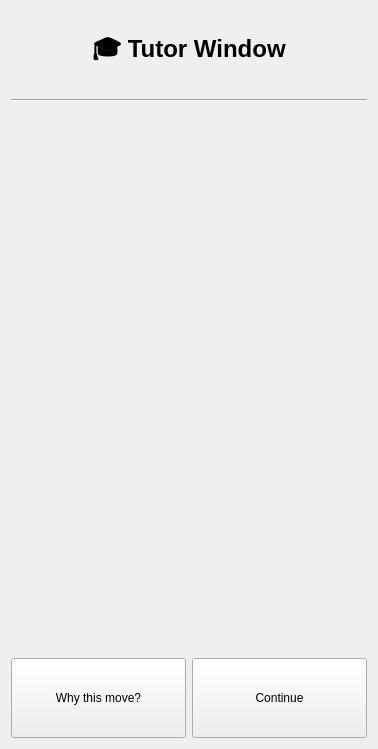
First picture: the form in view/ui/tutor_menu.ui, repository AlexShem247/a-catan-tutor, before the edit.
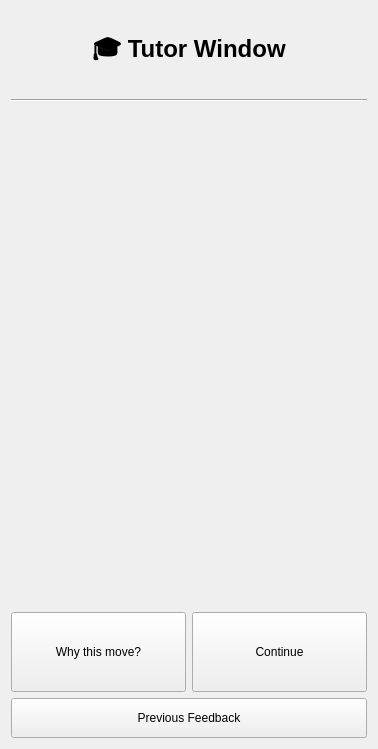
Second picture: the form after the edit.

Commit message: Added tutor feedback history with snapshot replay

What changed in the file:
```diff
--- a/view/ui/tutor_menu.ui
+++ b/view/ui/tutor_menu.ui
@@ -157,6 +157,8 @@
       </widget>
      </item>
      <item>
+      <layout class="QVBoxLayout" name="verticalLayout_3">
+       <item>
       <layout class="QHBoxLayout" name="action_btn_layout">
        <item>
         <widget class="QPushButton" name="explain_btn">
@@ -187,6 +189,21 @@
          </property>
          <property name="text">
           <string>Continue</string>
+           </property>
+          </widget>
+         </item>
+        </layout>
+       </item>
+       <item>
+        <widget class="QPushButton" name="previous_feedback_btn">
+         <property name="minimumSize">
+          <size>
+           <width>0</width>
+           <height>40</height>
+          </size>
+         </property>
+         <property name="text">
+          <string>Previous Feedback</string>
          </property>
         </widget>
        </item>
```
Lines whose indentation alone changed are shown as unchanged. The commit also changes 12 other files.
